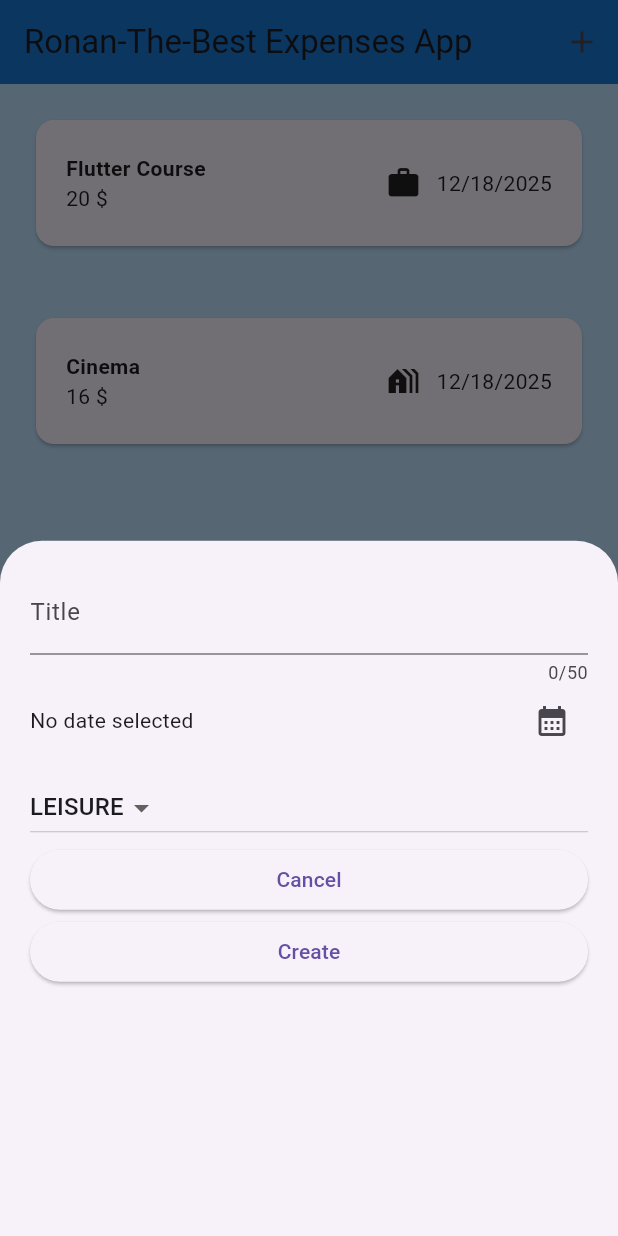
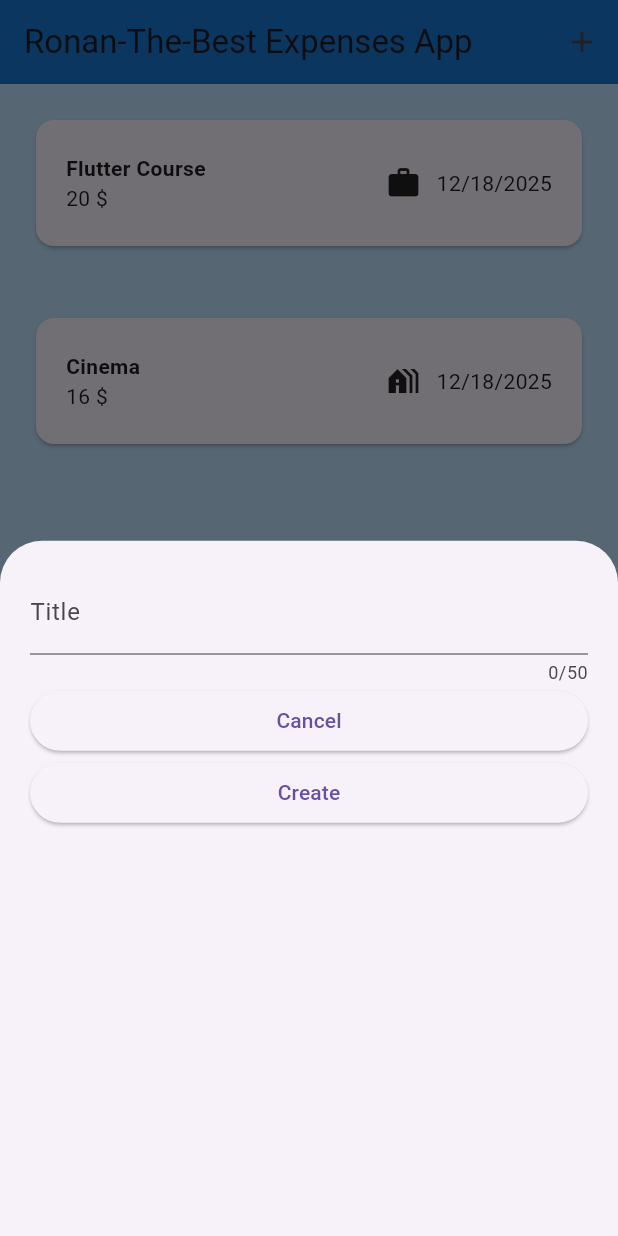
Before and after one commit to piseyKhenchandara/W10-PRACTICE-BuildContext-Inputs, a Flutter app: the screen it shows after launch, after a tap on the "add" icon, on a phone screen of 412 x 824 dp. Run offline on Flutter 3.47's test engine with Material 3 defaults, Android fonts, the phone set to English and light mode, and no system bars.

Commit message:
modify : expense_form, expeness_screen

```diff
--- a/lib/ui/expenses/expense_form.dart
+++ b/lib/ui/expenses/expense_form.dart
@@ -11,8 +11,6 @@ class ExpenseForm extends StatefulWidget {
 class _ExpenseFormState extends State<ExpenseForm> {
 
   final _titleController = TextEditingController();
-  Category _selectedCategory = Category.leisure;
-  DateTime? _selectedDate;
 
   @override
   void dispose(){
@@ -24,43 +22,18 @@ class _ExpenseFormState extends State<ExpenseForm> {
   void onCreate() {
     //  1 Build an expense
     String  title = _titleController.text;
-    double amount = 0;
-              // for now..
-    Category category = _selectedCategory;   // for now..
-    DateTime date = _selectedDate ?? DateTime.now();
+    double amount = 0;             // for now..
+    Category category =Category.food;   // for now..
+    DateTime date = DateTime.now();
 
     // ignore: unused_local_variable
     Expense newExpense = Expense(title: title, amount: amount, date: date, category: category);
 
-    // TODO YOUR CODE HERE
     Navigator.pop(context, newExpense);
 
 
+    // TODO YOUR CODE HERE
   }
-
-  Future<void> _presentDatePicker() async {
-    final DateTime now = DateTime.now();
-    final DateTime firstDate = DateTime(now.year -1, now.month, now.day);
-    final DateTime lastDate = now;
-
-    final DateTime? pickedDate = await showDatePicker(
-    context: context,
-    initialDate: now,
-    firstDate: firstDate,
-    lastDate: lastDate,
-    );
-
-    if (pickedDate != null) {
-      setState(() {
-        _selectedDate = pickedDate;
-      });
-    }
-
-
-
-  }
-
-
 
   void onCancel() {
 
@@ -80,38 +53,6 @@ class _ExpenseFormState extends State<ExpenseForm> {
             decoration: InputDecoration(label: Text("Title")),
             maxLength: 50,
           ),
-          Row(
-            children: [
-              Text(
-                _selectedDate == null
-                    ? 'No date selected'
-                    : 'Selected Date: ${_selectedDate!.day}/${_selectedDate!.month}/${_selectedDate!.year}',
-              ),
-              Spacer(),
-              IconButton(
-                onPressed: _presentDatePicker,
-                icon: Icon(Icons.calendar_month),
-              ),
-            ],
-          ),
-          SizedBox(height: 10,),
-          DropdownButton<Category>(
-          value: _selectedCategory,
-          items: Category.values.map((category) {
-            return DropdownMenuItem<Category>(
-              value: category,
-              child: Text(category.name.toUpperCase()),
-            );
-          }).toList(),
-          onChanged: (Category? newValue) {
-            if (newValue != null) {
-              setState(() {
-                _selectedCategory = newValue;
-              });
-            }
-          },
-        ),
-
            ElevatedButton(onPressed: onCancel, child: Text("Cancel")),
            SizedBox(width: 10,),
           ElevatedButton(onPressed: onCreate, child: Text("Create")),
--- a/lib/ui/expenses/expenses_screen.dart
+++ b/lib/ui/expenses/expenses_screen.dart
@@ -43,28 +43,9 @@ class _ExpensesScreenState extends State<ExpensesScreen> {
   }
 
   void onExpenseRemoved(Expense expense) {
-
-    final expenseIndex = _expenses.indexOf(expense);
     setState(() {
       _expenses.remove(expense);
     });
-
-    ScaffoldMessenger.of(context).clearSnackBars();
-
-    ScaffoldMessenger.of(context).showSnackBar(
-      SnackBar(
-        content: Text('Expense deleted'),
-        duration: Duration(seconds: 3),
-        action: SnackBarAction(
-          label: 'Undo',
-          onPressed: () {
-            setState(() {
-              _expenses.insert(expenseIndex, expense);
-            });
-          },
-        ),
-      ),
-    );
   }
 
   @override
@@ -81,17 +62,10 @@ class _ExpensesScreenState extends State<ExpensesScreen> {
         backgroundColor: Colors.blue[700],
         title: const Text('Ronan-The-Best Expenses App'),
       ),
-      body: _expenses.isEmpty
-      ? Center(
-          child: Text(
-            'No expenses found. Start adding some!',
-            style: TextStyle(fontSize: 16),
-          ),
-        )
-      : ListView.builder(
+      body: ListView.builder(
         itemCount: _expenses.length,
         itemBuilder: (context, index) => Dismissible(
-            key: Key(_expenses[index].id),
+          key: Key(_expenses[index].id),  // Unique key using expense ID
           onDismissed: (direction) {
             onExpenseRemoved(_expenses[index]);
           },
```
Lines whose indentation alone changed are shown as unchanged.
